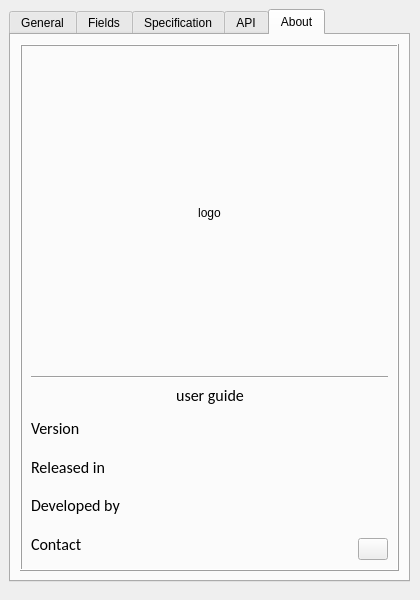
Old version of the form common/gui/forms/settings_window.ui in the repository FedorIvanov37/signal.
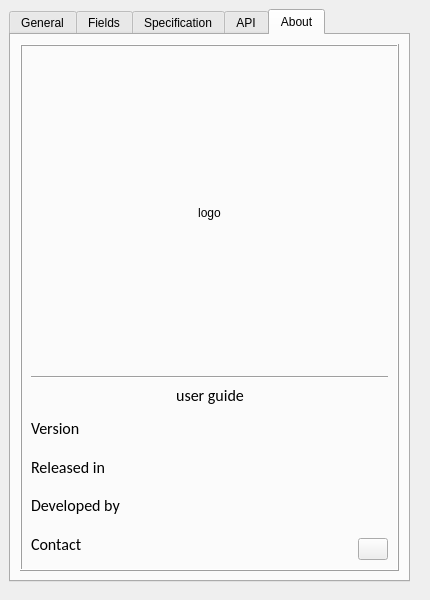
New version of the form. The open tabs and pages were chosen to show the change.

Commit message: Resized SettingsWindow; changed the version to v0.20

Patch:
```diff
--- a/common/gui/forms/settings_window.ui
+++ b/common/gui/forms/settings_window.ui
@@ -6,7 +6,7 @@
    <rect>
     <x>0</x>
     <y>0</y>
-    <width>420</width>
+    <width>430</width>
     <height>600</height>
    </rect>
   </property>
@@ -18,13 +18,13 @@
   </property>
   <property name="minimumSize">
    <size>
-    <width>420</width>
+    <width>430</width>
     <height>600</height>
    </size>
   </property>
   <property name="maximumSize">
    <size>
-    <width>420</width>
+    <width>430</width>
     <height>600</height>
    </size>
   </property>
```
Left out of the diff: 2 changed lines with no effect on the pictures. The commit also changes 6 other files.
